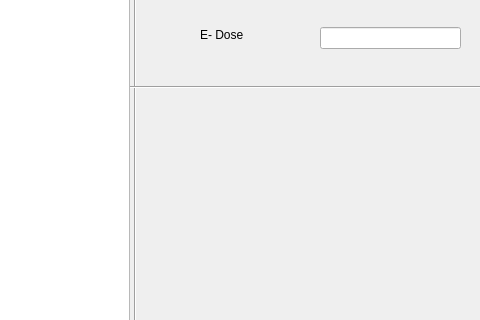
KyleKMZ/Online-Neural-Network, file GUI/mainwindow.ui: the form before one commit; both pictures show x 720 to 1200 and y 213 to 533 of the 1200 by 900 pixel window.
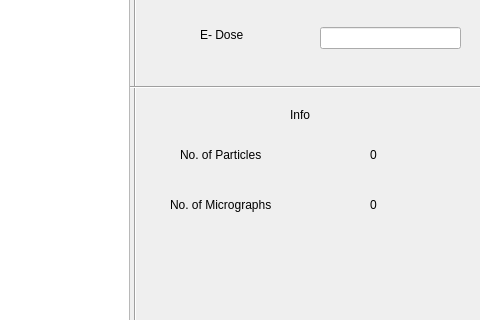
The form after the commit.

Commit message: UI layout and import functions

What changed in the file:
```diff
--- a/GUI/mainwindow.ui
+++ b/GUI/mainwindow.ui
@@ -291,6 +291,71 @@
      <enum>Qt::Horizontal</enum>
     </property>
    </widget>
+   <widget class="QLabel" name="infoLabel">
+    <property name="geometry">
+     <rect>
+      <x>1010</x>
+      <y>320</y>
+      <width>55</width>
+      <height>16</height>
+     </rect>
+    </property>
+    <property name="text">
+     <string>Info</string>
+    </property>
+   </widget>
+   <widget class="QLabel" name="label">
+    <property name="geometry">
+     <rect>
+      <x>900</x>
+      <y>360</y>
+      <width>91</width>
+      <height>16</height>
+     </rect>
+    </property>
+    <property name="text">
+     <string>No. of Particles</string>
+    </property>
+   </widget>
+   <widget class="QLabel" name="numParticlesLabel">
+    <property name="geometry">
+     <rect>
+      <x>1090</x>
+      <y>360</y>
+      <width>55</width>
+      <height>16</height>
+     </rect>
+    </property>
+    <property name="text">
+     <string>0</string>
+    </property>
+   </widget>
+   <widget class="QLabel" name="label_2">
+    <property name="geometry">
+     <rect>
+      <x>890</x>
+      <y>410</y>
+      <width>111</width>
+      <height>16</height>
+     </rect>
+    </property>
+    <property name="text">
+     <string>No. of Micrographs</string>
+    </property>
+   </widget>
+   <widget class="QLabel" name="numMicsLabel">
+    <property name="geometry">
+     <rect>
+      <x>1090</x>
+      <y>410</y>
+      <width>55</width>
+      <height>16</height>
+     </rect>
+    </property>
+    <property name="text">
+     <string>0</string>
+    </property>
+   </widget>
   </widget>
   <widget class="QMenuBar" name="menubar">
    <property name="geometry">
```
The commit also changes 2 other files.
